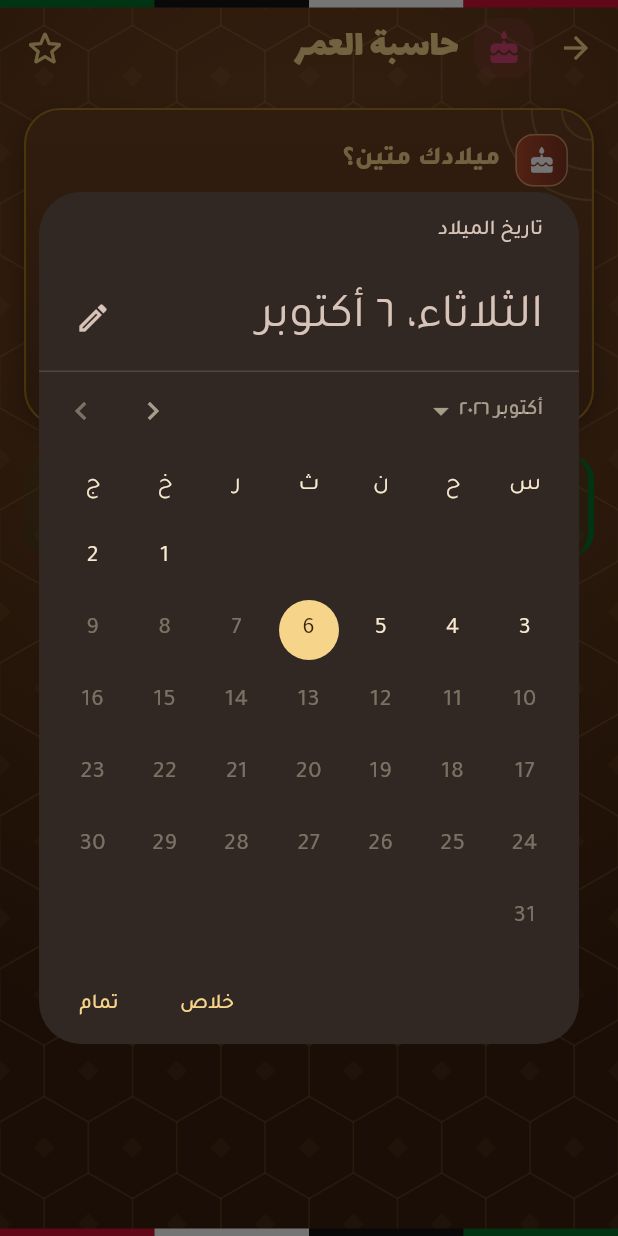
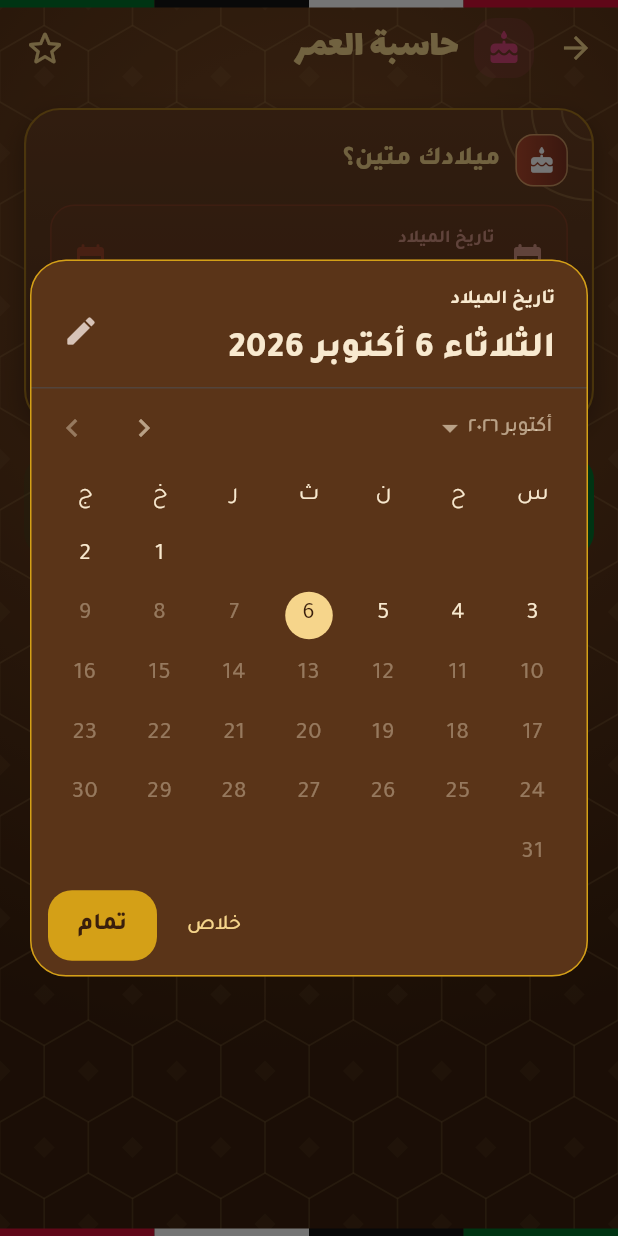
Before and after one commit to aladeen35/test, a Flutter app: the ToolPage screen opened directly with sample values from the repository, after a tap on the "star" icon, after a tap on "تاريخ الميلاد", on a phone screen of 412 x 824 dp. Run offline on Flutter 3.47's test engine with Material 3 defaults, Android fonts, the phone set to English and light mode, and no system bars; our stand-ins replace battery_plus, connectivity_plus, device_info_plus, flutter_local_notifications, flutter_tts, geolocator and 10 more; missing offline and left inert: cryptography, mobile_scanner, noise_meter, torch_light; accounts and stored records are empty; network calls fail.

Commit message:
Date input: auto-insert slash when typing dates; add support email to store listing
Replace showDatePicker with a shared pickDate dialog (calendar or typed
DD/MM/YYYY with automatic separators, Arabic digits accepted).

Co-Authored-By: Claude Opus 5.5 <noreply@anthropic.com>
Claude-Session: https://claude.ai/code/session_01JTDZZY39xXosTgSmYpfkyN

```diff
--- /dev/null
+++ b/amir_tools/lib/core/date_input.dart
@@ -0,0 +1,205 @@
+import 'package:flutter/material.dart';
+import 'package:flutter/services.dart';
+import 'format.dart';
+import 'i18n.dart';
+import 'theme.dart';
+
+/// يكتب الفاصلة «/» تلقائيًا أثناء كتابة التاريخ: 06102026 ← 06/10/2026 (يوم/شهر/سنة)
+/// ويقبل الأرقام العربية (٠١٢…) ويحوّلها، ويترك الحذف يعمل بشكل طبيعي
+class DateSlashFormatter extends TextInputFormatter {
+  const DateSlashFormatter();
+
+  static String _digits(String s) {
+    final b = StringBuffer();
+    for (final r in s.runes) {
+      if (r >= 0x30 && r <= 0x39) {
+        b.writeCharCode(r);
+      } else if (r >= 0x660 && r <= 0x669) {
+        b.writeCharCode(r - 0x660 + 0x30); // ٠-٩
+      } else if (r >= 0x6F0 && r <= 0x6F9) {
+        b.writeCharCode(r - 0x6F0 + 0x30); // ۰-۹
+      }
+    }
+    final d = b.toString();
+    return d.length > 8 ? d.substring(0, 8) : d;
+  }
+
+  @override
+  TextEditingValue formatEditUpdate(TextEditingValue oldValue, TextEditingValue newValue) {
+    var d = _digits(newValue.text);
+    final typing = newValue.text.length > oldValue.text.length;
+    // حذف الفاصلة وحدها يحذف الرقم الذي قبلها، حتى لا تعود الفاصلة فورًا
+    if (!typing && oldValue.text.endsWith('/') && d == _digits(oldValue.text) && d.isNotEmpty) {
+      d = d.substring(0, d.length - 1);
+    }
+    final out = StringBuffer();
+    for (var i = 0; i < d.length; i++) {
+      if (i == 2 || i == 4) out.write('/');
+      out.write(d[i]);
+    }
+    if (typing && (d.length == 2 || d.length == 4)) out.write('/');
+    final s = out.toString();
+    return TextEditingValue(text: s, selection: TextSelection.collapsed(offset: s.length));
+  }
+
+  /// يحلّل «يوم/شهر/سنة» ويعيد null إن لم يكن تاريخًا صحيحًا
+  static DateTime? parse(String s) {
+    final p = s.split('/');
+    if (p.length != 3 || p[2].length != 4) return null;
+    final d = int.tryParse(p[0]), m = int.tryParse(p[1]), y = int.tryParse(p[2]);
+    if (d == null || m == null || y == null || m < 1 || m > 12 || d < 1) return null;
+    final dt = DateTime(y, m, d);
+    return dt.month == m && dt.day == d ? dt : null;
+  }
+
+  static String format(DateTime d) => '${d.day.toString().padLeft(2, '0')}/${d.month.toString().padLeft(2, '0')}/${d.year}';
+}
+
+/// بديل showDatePicker: تقويم أو كتابة يدوية بفواصل تلقائية — يُستخدم في كل التطبيق
+Future<DateTime?> pickDate({
+  required BuildContext context,
+  required DateTime initialDate,
+  required DateTime firstDate,
+  required DateTime lastDate,
+  String? helpText,
+  String? cancelText,
+  String? confirmText,
+  DatePickerEntryMode initialEntryMode = DatePickerEntryMode.calendar,
+}) {
+  DateTime clamp(DateTime d) => d.isBefore(firstDate) ? firstDate : (d.isAfter(lastDate) ? lastDate : d);
+  return showDialog<DateTime>(
+    context: context,
+    builder: (_) => _DateDialog(
+      initial: DateUtils.dateOnly(clamp(initialDate)),
+      first: DateUtils.dateOnly(firstDate),
+      last: DateUtils.dateOnly(lastDate),
+      help: helpText ?? t('اختار التاريخ', 'اختر التاريخ', 'Select date'),
+      cancel: cancelText ?? t('خلاص', 'إلغاء', 'Cancel'),
+      ok: confirmText ?? t('تمام', 'موافق', 'OK'),
+      typing: initialEntryMode == DatePickerEntryMode.input || initialEntryMode == DatePickerEntryMode.inputOnly,
+    ),
+  );
+}
+
+class _DateDialog extends StatefulWidget {
+  final DateTime initial, first, last;
+  final String help, cancel, ok;
+  final bool typing;
+  const _DateDialog({required this.initial, required this.first, required this.last, required this.help, required this.cancel, required this.ok, required this.typing});
+  @override
+  State<_DateDialog> createState() => _DateDialogState();
+}
+
+class _DateDialogState extends State<_DateDialog> {
+  late DateTime _date = widget.initial;
+  late bool _typing = widget.typing;
+  late final _c = TextEditingController(text: DateSlashFormatter.format(widget.initial));
+  String? _error;
+
+  @override
+  void dispose() {
+    _c.dispose();
+    super.dispose();
+  }
+
+  /// يتحقق من النص المكتوب؛ يعيد التاريخ إن كان صحيحًا وضمن المدى
+  DateTime? _check(String s, {bool show = false}) {
+    final d = DateSlashFormatter.parse(s);
+    String? err;
+    if (d == null) {
+      err = s.length < 10 ? null : t('التاريخ دا ما صاح', 'تاريخ غير صحيح', 'Invalid date');
+      if (show && s.length < 10) err = t('أكتب التاريخ كامل: يوم/شهر/سنة', 'اكتب التاريخ كاملًا: يوم/شهر/سنة', 'Enter the full date: DD/MM/YYYY');
+    } else if (d.isBefore(widget.first) || d.isAfter(widget.last)) {
+      err = '${t('لازم يكون بين', 'يجب أن يكون بين', 'Must be between')} ${DateSlashFormatter.format(widget.first)} – ${DateSlashFormatter.format(widget.last)}';
+    }
+    setState(() => _error = err);
+    if (err == null && d != null) _date = d;
+    return err == null ? d : null;
+  }
+
+  void _submit() {
+    if (_typing) {
+      final d = _check(_c.text, show: true);
+      if (d == null) return;
+    }
+    Navigator.pop(context, _date);
+  }
+
+  @override
+  Widget build(BuildContext context) {
+    final cs = Theme.of(context).colorScheme;
+    return Dialog(
+      insetPadding: const EdgeInsets.symmetric(horizontal: 20, vertical: 24),
+      child: SingleChildScrollView(
+        child: Column(mainAxisSize: MainAxisSize.min, crossAxisAlignment: CrossAxisAlignment.stretch, children: [
+          Padding(
+            padding: const EdgeInsetsDirectional.fromSTEB(22, 18, 10, 8),
+            child: Row(children: [
+              Expanded(
+                child: Column(crossAxisAlignment: CrossAxisAlignment.start, children: [
+                  Text(widget.help, style: const TextStyle(fontSize: 13, fontWeight: FontWeight.w700)),
+                  const SizedBox(height: 6),
+                  FittedBox(fit: BoxFit.scaleDown, alignment: AlignmentDirectional.centerStart, child: Text(fmtDateAr(_date), style: const TextStyle(fontSize: 24, fontWeight: FontWeight.w800))),
+                ]),
+              ),
+              IconButton(
+                tooltip: _typing ? t('التقويم', 'التقويم', 'Calendar') : t('أكتب بإيدك', 'إدخال يدوي', 'Type the date'),
+                icon: Icon(_typing ? Icons.calendar_month_rounded : Icons.edit_rounded),
+                onPressed: () => setState(() {
+                  _typing = !_typing;
+                  _error = null;
+                  _c.text = DateSlashFormatter.format(_date);
+                }),
+              ),
+            ]),
+          ),
+          const Divider(height: 1),
+          if (_typing)
+            Padding(
+              padding: const EdgeInsets.fromLTRB(20, 20, 20, 4),
+              child: TextField(
+                controller: _c,
+                autofocus: true,
+                keyboardType: TextInputType.number,
+                textDirection: TextDirection.ltr,
+                textAlign: TextAlign.center,
+                inputFormatters: const [DateSlashFormatter()],
+                style: const TextStyle(fontSize: 22, fontWeight: FontWeight.w800, letterSpacing: 1.5),
+                decoration: InputDecoration(
+                  labelText: t('يوم / شهر / سنة', 'يوم / شهر / سنة', 'DD / MM / YYYY'),
+                  hintText: '06/10/2026',
+                  helperText: t('الفاصلة / بتتكتب براها', 'تُكتب الفاصلة / تلقائيًا', 'The / is added for you'),
+                  errorText: _error,
+                  errorMaxLines: 2,
+                ),
+                onChanged: (s) => _check(s),
+                onSubmitted: (_) => _submit(),
+              ),
+            )
+          else
+            SizedBox(
+              height: 330,
+              child: CalendarDatePicker(
+                initialDate: _date,
+                firstDate: widget.first,
+                lastDate: widget.last,
+                onDateChanged: (d) => setState(() => _date = d),
+              ),
+            ),
+          Padding(
+            padding: const EdgeInsets.fromLTRB(12, 4, 12, 10),
+            child: Row(mainAxisAlignment: MainAxisAlignment.end, children: [
+              TextButton(onPressed: () => Navigator.pop(context), child: Text(widget.cancel)),
+              const SizedBox(width: 6),
+              FilledButton(
+                onPressed: _submit,
+                style: FilledButton.styleFrom(backgroundColor: SD.gold, foregroundColor: cs.brightness == Brightness.dark ? SD.brownDeep : Colors.white),
+                child: Text(widget.ok),
+              ),
+            ]),
+          ),
+        ]),
+      ),
+    );
+  }
+}
--- a/amir_tools/lib/tools/daily/daily_common.dart
+++ b/amir_tools/lib/tools/daily/daily_common.dart
@@ -1,5 +1,6 @@
 import 'dart:math' as math;
 import 'package:flutter/material.dart';
+import '../../core/date_input.dart';
 import '../../core/format.dart';
 import '../../core/i18n.dart';
 import '../../core/theme.dart';
@@ -29,7 +30,7 @@ class DateButton extends StatelessWidget {
       borderRadius: BorderRadius.circular(16),
       onTap: () async {
         final init = value ?? (last.isBefore(DateTime.now()) ? last : DateTime.now());
-        final d = await showDatePicker(
+        final d = await pickDate(
           context: context,
           initialDate: init.isBefore(first) ? first : (init.isAfter(last) ? last : init),
           firstDate: first,
--- a/amir_tools/lib/tools/deen/fasting_tool.dart
+++ b/amir_tools/lib/tools/deen/fasting_tool.dart
@@ -1,5 +1,6 @@
 import 'package:flutter/material.dart';
 import 'package:provider/provider.dart';
+import '../../core/date_input.dart';
 import '../../core/format.dart';
 import '../../core/i18n.dart';
 import '../../core/state.dart';
@@ -77,7 +78,7 @@ class _FastingToolState extends State<FastingTool> {
     final today = deenToday();
     var d = today;
     if (pick) {
-      final r = await showDatePicker(context: context, initialDate: today, firstDate: DateTime(today.year - 5), lastDate: today);
+      final r = await pickDate(context: context, initialDate: today, firstDate: DateTime(today.year - 5), lastDate: today);
       if (r == null || !mounted) return;
       d = r;
     }
--- a/amir_tools/lib/tools/islam/occasions_tool.dart
+++ b/amir_tools/lib/tools/islam/occasions_tool.dart
@@ -1,6 +1,7 @@
 import 'dart:async';
 import 'package:flutter/material.dart';
 import 'package:provider/provider.dart';
+import '../../core/date_input.dart';
 import '../../core/format.dart';
 import '../../core/i18n.dart';
 import '../../core/state.dart';
@@ -186,7 +187,7 @@ class _OccasionsToolState extends State<OccasionsTool> {
                   icon: const Icon(Icons.event_rounded),
                   label: Text(fmtDateAr(date)),
                   onPressed: () async {
-                    final d = await showDatePicker(context: ctx, initialDate: date, firstDate: DateTime(1900), lastDate: DateTime(2100));
+                    final d = await pickDate(context: ctx, initialDate: date, firstDate: DateTime(1900), lastDate: DateTime(2100));
                     if (d != null) setM(() => date = d);
                   },
                 ),
--- a/amir_tools/lib/tools/life/life_common.dart
+++ b/amir_tools/lib/tools/life/life_common.dart
@@ -1,5 +1,6 @@
 import 'dart:math' as math;
 import 'package:flutter/material.dart';
+import '../../core/date_input.dart';
 import '../../core/format.dart';
 import '../../core/i18n.dart';
 import '../../core/state.dart';
@@ -170,7 +171,7 @@ class LifeDateButton extends StatelessWidget {
         var init = value ?? now;
         if (init.isBefore(f)) init = f;
         if (init.isAfter(l)) init = l;
-        final d = await showDatePicker(
+        final d = await pickDate(
           context: context,
           initialDate: init,
           firstDate: f,
--- a/amir_tools/lib/tools/more/more_common.dart
+++ b/amir_tools/lib/tools/more/more_common.dart
@@ -1,6 +1,7 @@
 import 'dart:async';
 import 'dart:math' as math;
 import 'package:flutter/material.dart';
+import '../../core/date_input.dart';
 import '../../core/data.dart';
 import '../../core/format.dart';
 import '../../core/i18n.dart';
@@ -163,7 +164,7 @@ class MDateButton extends StatelessWidget {
         var init = value ?? now;
         if (init.isBefore(first)) init = first;
         if (init.isAfter(last)) init = last;
-        final d = await showDatePicker(context: context, initialDate: init, firstDate: first, lastDate: last, helpText: label);
+        final d = await pickDate(context: context, initialDate: init, firstDate: first, lastDate: last, helpText: label);
         if (d != null) onPick(d);
       },
       child: Container(
--- a/amir_tools/lib/tools/plus/plus_common.dart
+++ b/amir_tools/lib/tools/plus/plus_common.dart
@@ -1,5 +1,6 @@
 import 'dart:math' as math;
 import 'package:flutter/material.dart';
+import '../../core/date_input.dart';
 import '../../core/format.dart';
 import '../../core/i18n.dart';
 import '../../core/theme.dart';
@@ -156,7 +157,7 @@ class _LinePainter extends CustomPainter {
 
 /// اختيار تاريخ ووقت معًا
 Future<DateTime?> pickDateTime(BuildContext context, DateTime initial, {DateTime? first}) async {
-  final d = await showDatePicker(
+  final d = await pickDate(
     context: context,
     initialDate: initial,
     firstDate: first ?? DateTime(2000),
```
Also changed, not shown: 3 other files.
